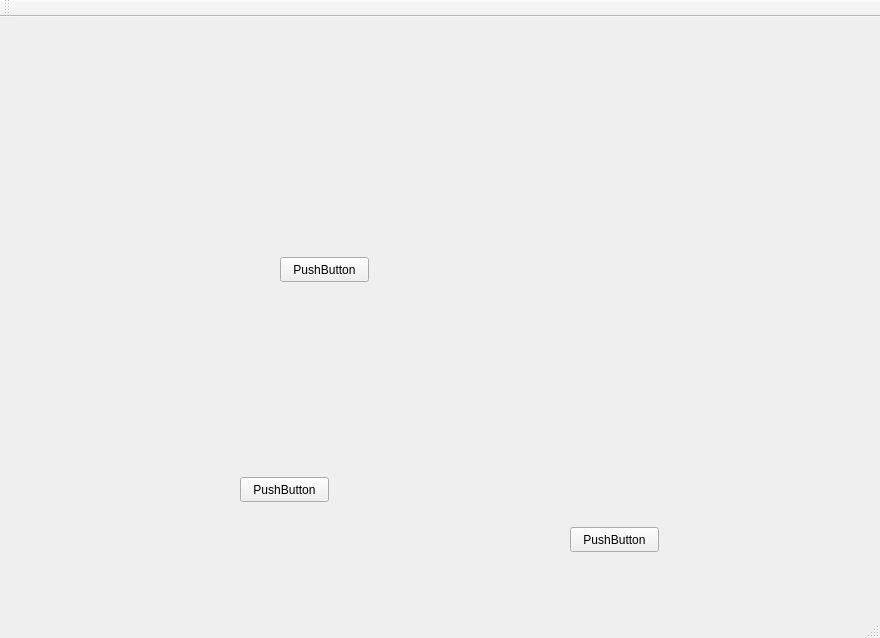
This is Homework/mainwindow.ui in teslaworksumn/RA-PaintSimulator as Qt 5 draws it before an edit. The edited form follows.
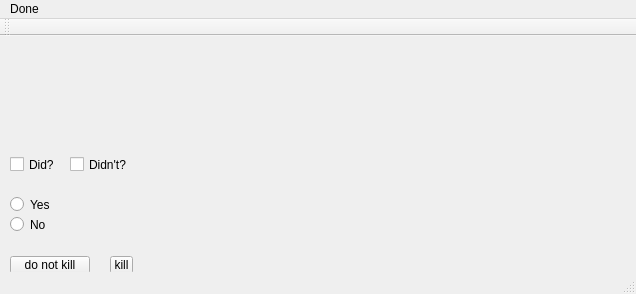
This is the edited form.

Diff of the .ui file:
```diff
--- a/Homework/mainwindow.ui
+++ b/Homework/mainwindow.ui
@@ -6,8 +6,8 @@
    <rect>
     <x>0</x>
     <y>0</y>
-    <width>880</width>
-    <height>638</height>
+    <width>636</width>
+    <height>294</height>
    </rect>
   </property>
   <property name="windowTitle">
@@ -17,40 +17,79 @@
    <widget class="QPushButton" name="pushButton">
     <property name="geometry">
      <rect>
-      <x>240</x>
-      <y>460</y>
-      <width>89</width>
-      <height>25</height>
+      <x>10</x>
+      <y>220</y>
+      <width>80</width>
+      <height>18</height>
      </rect>
     </property>
     <property name="text">
-     <string>PushButton</string>
+     <string>do not kill</string>
     </property>
    </widget>
-   <widget class="QPushButton" name="pushButton_2">
+   <widget class="QCheckBox" name="checkBox">
     <property name="geometry">
      <rect>
-      <x>570</x>
-      <y>510</y>
-      <width>89</width>
-      <height>25</height>
+      <x>70</x>
+      <y>120</y>
+      <width>60</width>
+      <height>17</height>
      </rect>
     </property>
     <property name="text">
-     <string>PushButton</string>
+     <string>Didn't?</string>
     </property>
    </widget>
-   <widget class="QPushButton" name="pushButton_3">
+   <widget class="QCheckBox" name="checkBox_2">
     <property name="geometry">
      <rect>
-      <x>280</x>
-      <y>240</y>
-      <width>89</width>
-      <height>25</height>
+      <x>10</x>
+      <y>120</y>
+      <width>60</width>
+      <height>17</height>
      </rect>
     </property>
     <property name="text">
-     <string>PushButton</string>
+     <string>Did?</string>
+    </property>
+   </widget>
+   <widget class="QRadioButton" name="radioButton">
+    <property name="geometry">
+     <rect>
+      <x>10</x>
+      <y>180</y>
+      <width>70</width>
+      <height>17</height>
+     </rect>
+    </property>
+    <property name="text">
+     <string>No</string>
+    </property>
+   </widget>
+   <widget class="QRadioButton" name="radioButton_2">
+    <property name="geometry">
+     <rect>
+      <x>10</x>
+      <y>160</y>
+      <width>70</width>
+      <height>17</height>
+     </rect>
+    </property>
+    <property name="text">
+     <string>Yes</string>
+    </property>
+   </widget>
+   <widget class="QToolButton" name="toolButton">
+    <property name="geometry">
+     <rect>
+      <x>110</x>
+      <y>220</y>
+      <width>23</width>
+      <height>18</height>
+     </rect>
+    </property>
+    <property name="text">
+     <string>kill</string>
     </property>
    </widget>
   </widget>
@@ -59,10 +98,18 @@
     <rect>
      <x>0</x>
      <y>0</y>
-     <width>880</width>
-     <height>22</height>
+     <width>636</width>
+     <height>19</height>
     </rect>
    </property>
+   <widget class="QMenu" name="menuDone">
+    <property name="title">
+     <string>Done</string>
+    </property>
+    <addaction name="actionOpen"/>
+    <addaction name="actionNew"/>
+   </widget>
+   <addaction name="menuDone"/>
   </widget>
   <widget class="QToolBar" name="mainToolBar">
    <attribute name="toolBarArea">
```
Left out of the diff: 10 changed lines with no effect on the pictures.
